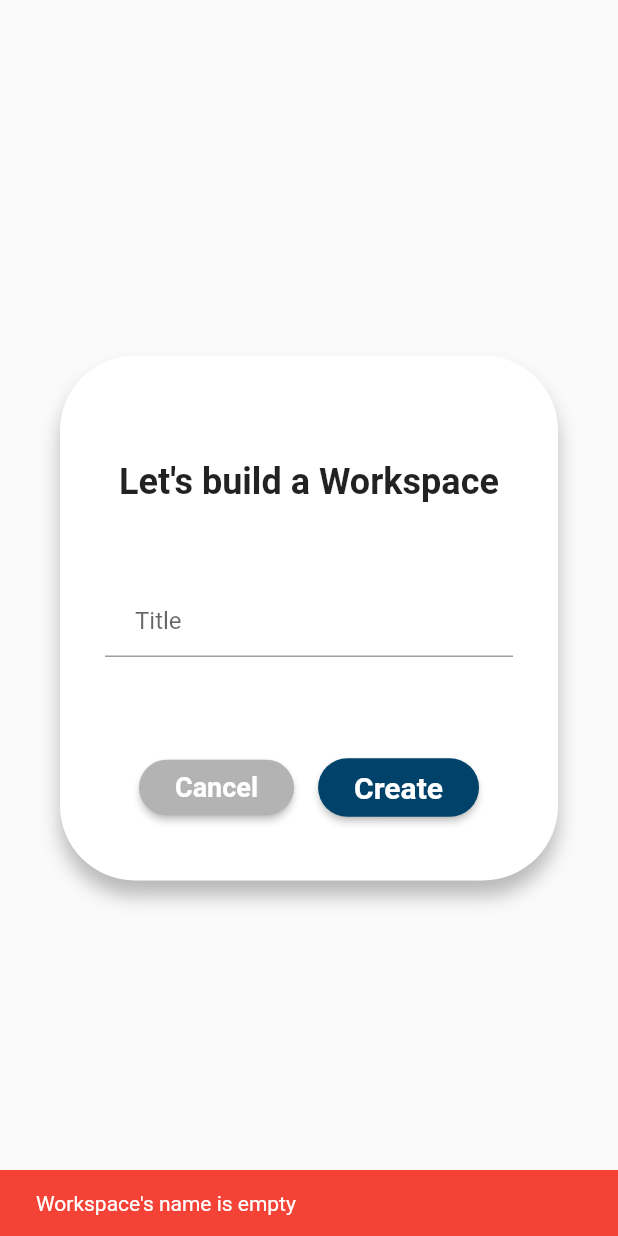
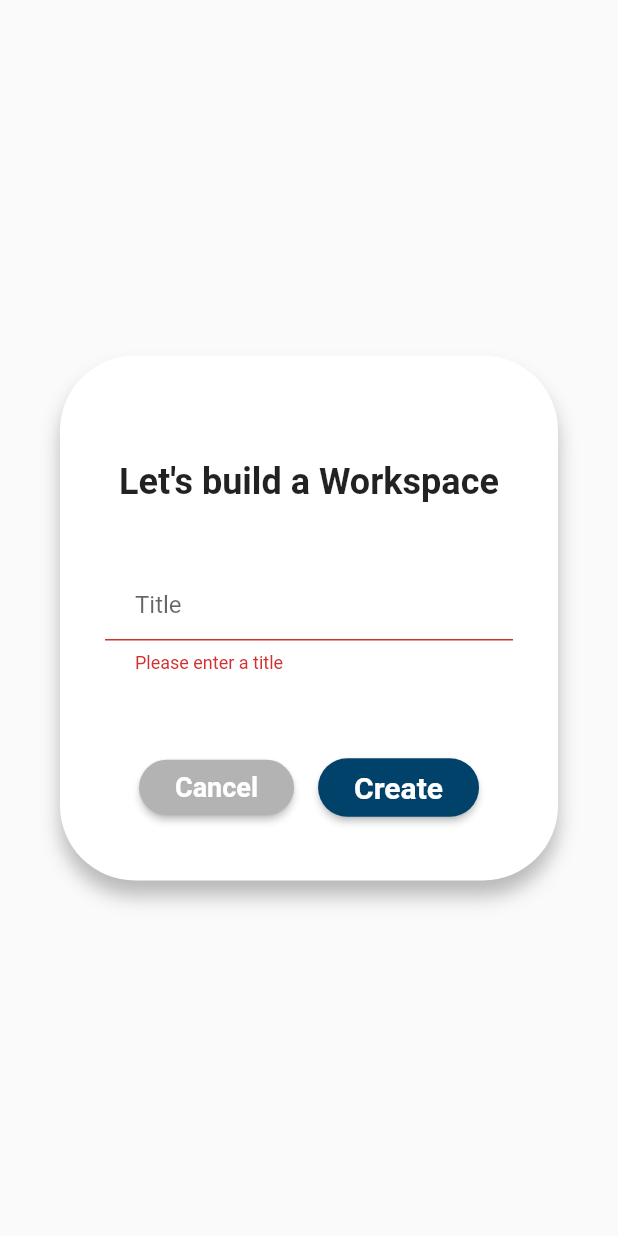
Before and after one commit to Trello-Foxtrot/Trello, a Flutter app: the CreateWorkSpaceDialog widget shown alone on an empty page, opened directly, after a tap on "Create", on a phone screen of 412 x 824 dp. Run offline on Flutter 3.47's test engine with Material 2 defaults, Android fonts, the phone set to English and light mode, and no system bars; missing offline and left inert: dart:html; Roboto replaces fonts that are missing (HelveticaNeue).

Commit message:
changes in popupы

```diff
--- a/lib/popups/create_workspace_popup.dart
+++ b/lib/popups/create_workspace_popup.dart
@@ -4,12 +4,7 @@
 import 'package:trello/screens/main_screen.dart';
 
 class CreateWorkSpaceDialog extends StatelessWidget {
-  final snackBar = const SnackBar(
-    content: Text("Workspace's name is empty"),
-    backgroundColor: Colors.red,
-  );
-
-  TextEditingController controller = TextEditingController();
+  final GlobalKey<FormState> _formKey = GlobalKey<FormState>();
 
   @override
   Widget build(BuildContext context) {
@@ -36,6 +31,8 @@
         ),
         child: Padding(
           padding: const EdgeInsets.all(30.0),
+          child: Form(
+            key: _formKey,
             child: Column(
               mainAxisSize: MainAxisSize.max,
               mainAxisAlignment: MainAxisAlignment.spaceBetween,
@@ -51,13 +48,19 @@
                   ),
                 ),
                 TextFormField(
-                controller: controller,
+                  // controller: controller,
                   keyboardType: TextInputType.name,
                   autofocus: false,
                   decoration: const InputDecoration(
                     hintText: 'Title',
                     contentPadding: EdgeInsets.fromLTRB(20.0, 10.0, 20.0, 10.0),
                   ),
+                  validator: (value) {
+                    if (value!.isEmpty) {
+                      return 'Please enter a title';
+                    }
+                    return null;
+                  },
                 ),
                 Row(
                   mainAxisAlignment: MainAxisAlignment.center,
@@ -70,19 +73,11 @@
                     DialogBlueButton(
                       text: "Create",
                       onClick: () {
-                      if (controller.text.isEmpty) {
-                        ScaffoldMessenger.of(context).showSnackBar(snackBar);
-                      } else {
-                        final snackBarSuccess = SnackBar(
-                          content:
-                              Text('Workspace "${controller.text}" is added'),
-                          backgroundColor: Colors.green,
-                        );
-                        ScaffoldMessenger.of(context)
-                            .showSnackBar(snackBarSuccess);
+                        if (_formKey.currentState!.validate()) {
                           Navigator.push(
                             context,
-                          MaterialPageRoute(builder: (context) => MainScreen()),
+                            MaterialPageRoute(
+                                builder: (context) => MainScreen()),
                           );
                         }
                       },
@@ -93,6 +88,7 @@
             ),
           ),
         ),
+      ),
     );
   }
 }
```
Also changed, not shown: lib/popups/create_board_popup.dart (+11 -16 lines), lib/popups/rename_workspace_popup.dart (+11 -17 lines). Lines whose indentation alone changed are shown as unchanged.
